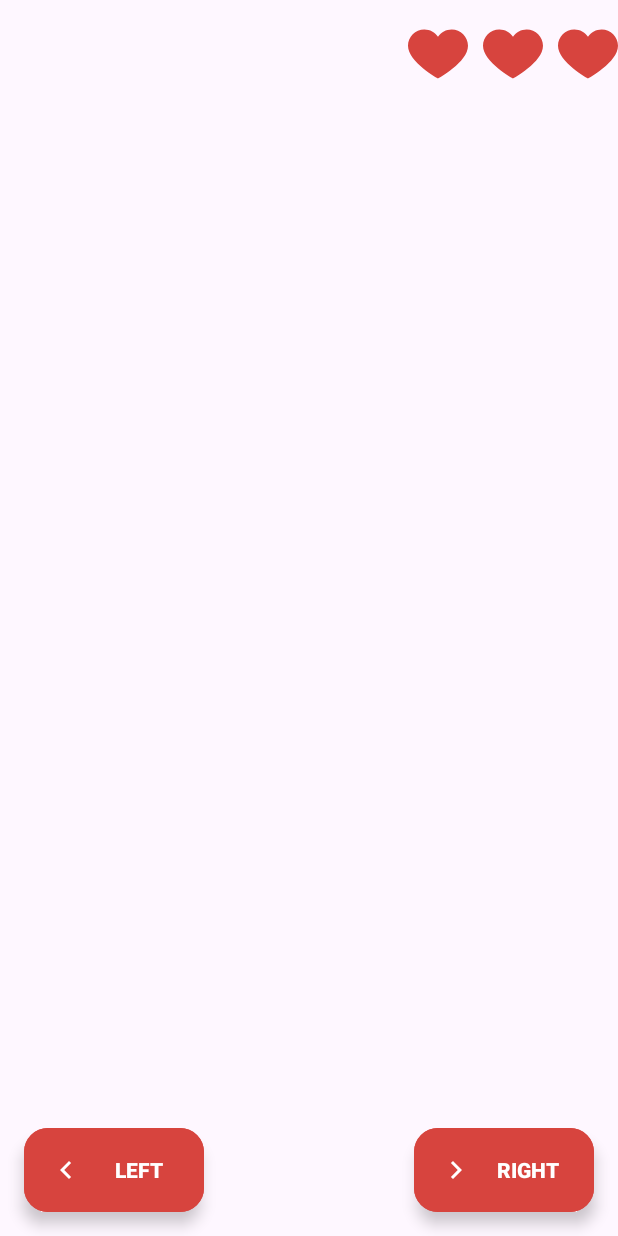
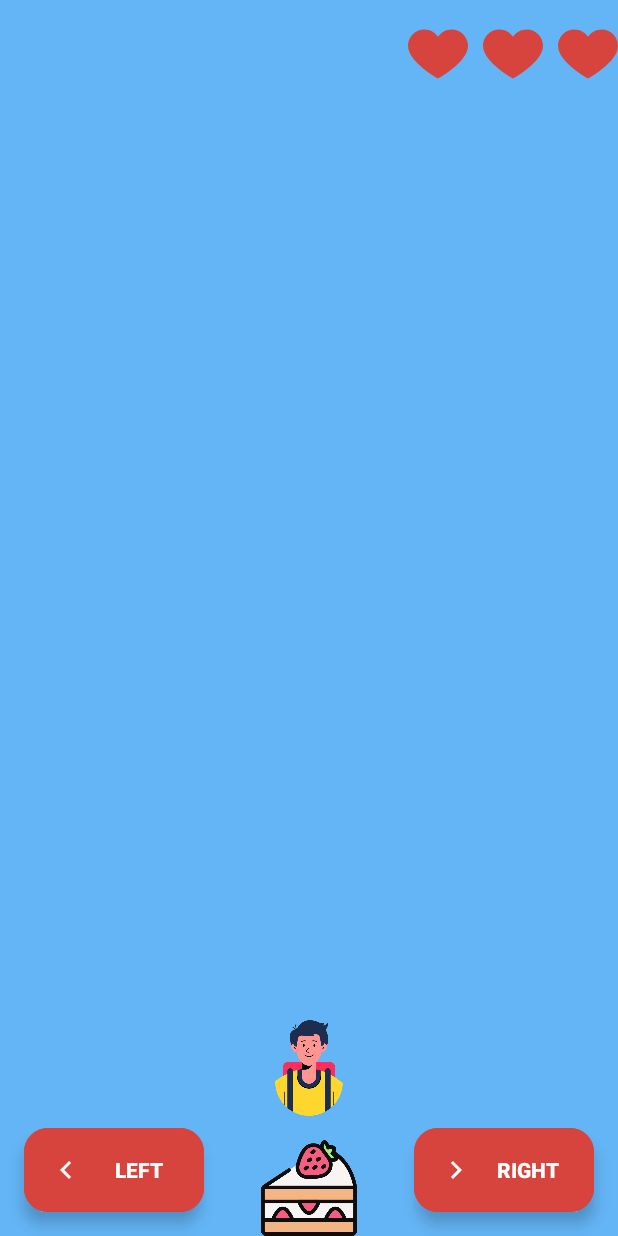
Before and after one commit to danielgerbi7/HW-Android, an Android app: the screen it shows after launch (MainActivity), on a phone screen of 412 x 824 dp. Run offline under Robolectric (Android 15) with nearby library versions, the phone set to English and light mode, and no system bars.

Commit message:
Adding the objects

```diff
--- a/app/src/main/res/layout/activity_main.xml
+++ b/app/src/main/res/layout/activity_main.xml
@@ -5,7 +5,27 @@
     android:id="@+id/main"
     android:layout_width="match_parent"
     android:layout_height="match_parent"
-    tools:context=".MainActivity">
+    tools:context=".MainActivity"
+    android:background="@color/blue"
+    >
+
+    <androidx.appcompat.widget.AppCompatImageView
+        android:id="@+id/main_IMG_cake"
+        android:layout_width="@dimen/player_height"
+        android:layout_height="@dimen/player_width"
+        android:layout_alignParentBottom="true"
+        android:layout_centerHorizontal="true"
+        app:srcCompat="@drawable/cake" />
+
+
+    <androidx.appcompat.widget.AppCompatImageView
+        android:id="@+id/main_IMG_player"
+        android:layout_width="@dimen/player_height"
+        android:layout_height="@dimen/player_width"
+        android:layout_alignParentBottom="true"
+        android:layout_centerHorizontal="true"
+        android:layout_marginBottom="@dimen/margin_bottom_player"
+        app:srcCompat="@drawable/player" />
 
     <com.google.android.material.floatingactionbutton.ExtendedFloatingActionButton
         android:id="@+id/main_FAB_left"
--- a/app/src/main/res/values/colors.xml
+++ b/app/src/main/res/values/colors.xml
@@ -3,4 +3,6 @@
     <color name="black">#FF000000</color>
     <color name="white">#FFFFFFFF</color>
     <color name="red">#D7443E</color>
+    <color name="yellow">#FFC107</color>
+    <color name="blue">#64B5F6</color>
 </resources>
--- a/app/src/main/res/values/dimens.xml
+++ b/app/src/main/res/values/dimens.xml
@@ -4,4 +4,7 @@
     <dimen name="heart_dimens">40dp</dimen>
     <dimen name="default_margin">16dp</dimen>
     <dimen name="heart_margins">10dp</dimen>
+    <dimen name="player_width">64dp</dimen>
+    <dimen name="player_height">64dp</dimen>
+    <dimen name="margin_bottom_player">80dp</dimen>
 </resources>
```
Also changed, not shown: app/src/main/res/drawable/cake.png (added), app/src/main/res/drawable/player.png (added).
